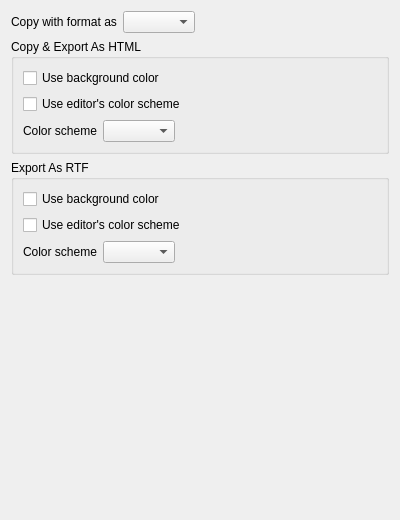
Old version of the form RedPandaIDE/settingsdialog/editorclipboardwidget.ui in the repository royqh1979/RedPanda-CPP.
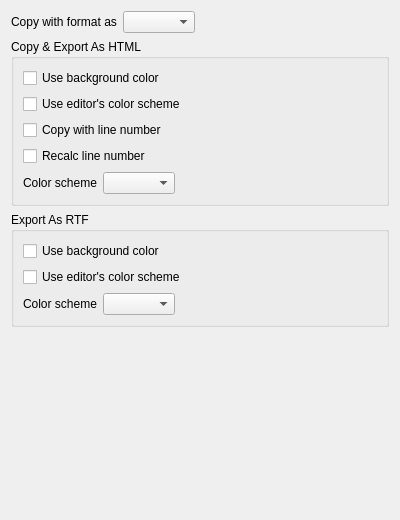
New version of the form.

Commit message: - enhancement: Copy/Export as html with line numbers.

```diff
--- a/RedPandaIDE/settingsdialog/editorclipboardwidget.ui
+++ b/RedPandaIDE/settingsdialog/editorclipboardwidget.ui
@@ -78,6 +78,20 @@
         </property>
        </widget>
       </item>
+      <item>
+       <widget class="QCheckBox" name="chkCopyHTMLWithLineNumber">
+        <property name="text">
+         <string>Copy with line number</string>
+        </property>
+       </widget>
+      </item>
+      <item>
+       <widget class="QCheckBox" name="chkCopyHTMLRecalcLineNumber">
+        <property name="text">
+         <string>Recalc line number</string>
+        </property>
+       </widget>
+      </item>
       <item>
        <widget class="QWidget" name="widget_3" native="true">
         <layout class="QHBoxLayout" name="horizontalLayout_2">
```
Left out of the diff: 8 changed lines with no effect on the pictures. The commit also changes 14 other files.
